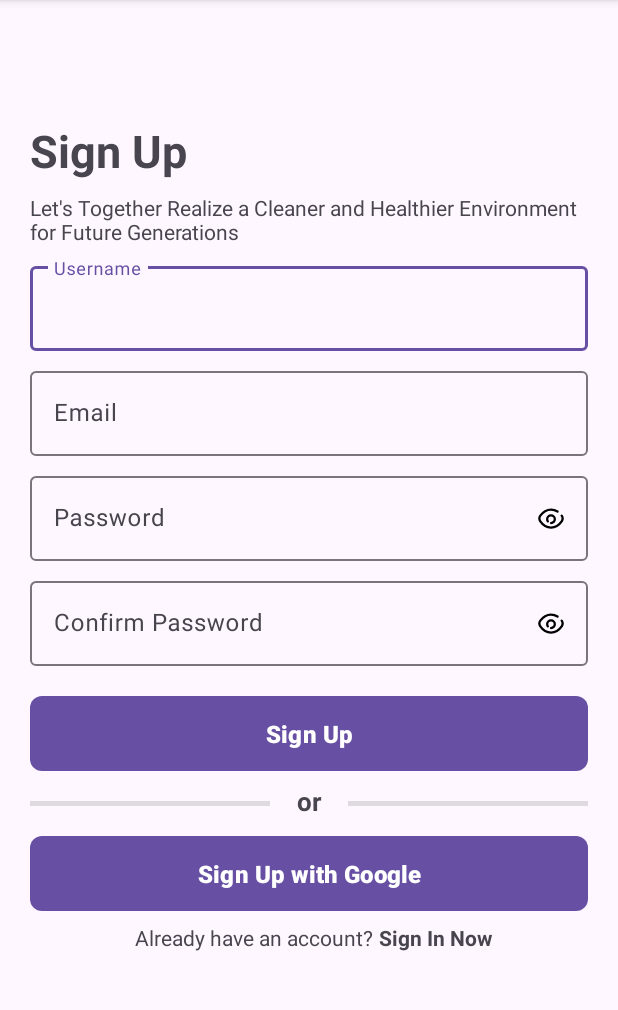
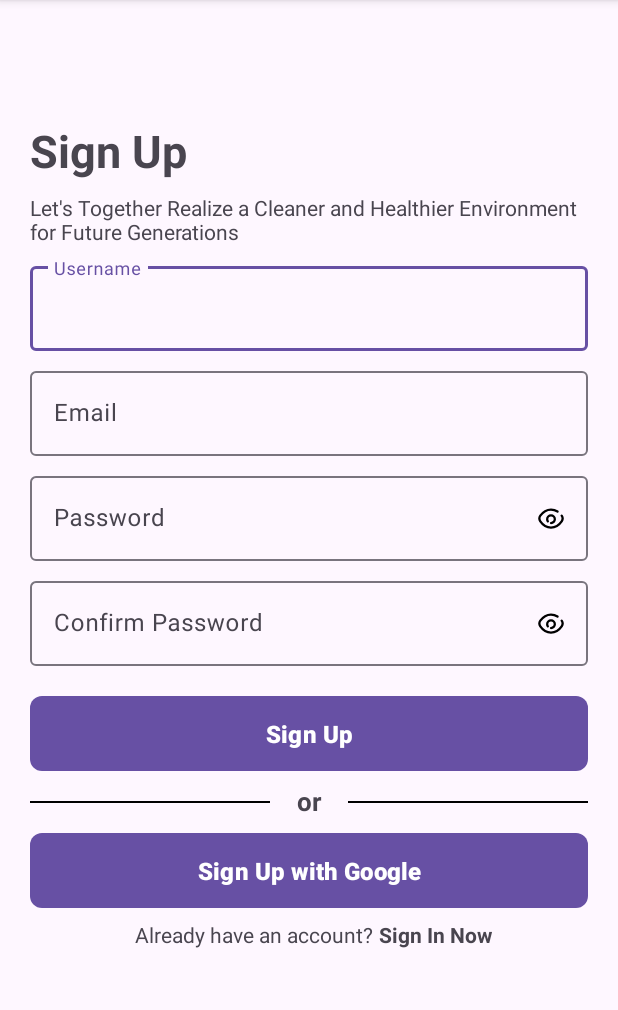
Before and after one commit to TatangMengkudu/BANGKIT-SOStainable, an Android app: the RegisterActivity screen opened directly, with no data from a screen before it, on a phone screen of 412 x 824 dp, the part 96-1106 px from its top. Run offline under Robolectric (Android 15) with nearby library versions, the phone set to English and light mode, and no system bars.

Commit message:
[MAIN] Improving the main layout

```diff
--- a/app/src/main/res/drawable/bottom_nav_background.xml
+++ b/app/src/main/res/drawable/bottom_nav_background.xml
@@ -1,8 +1,8 @@
 <?xml version="1.0" encoding="utf-8"?>
 <shape xmlns:android="http://schemas.android.com/apk/res/android">
-    <solid android:color="?android:attr/windowBackground" />
+    <solid android:color="@color/white" />
     <corners android:topLeftRadius="16dp"
         android:topRightRadius="16dp"/>
-    <stroke android:color="@color/black"
+    <stroke android:color="@color/textGreyColor"
         android:width="3dp"/>
 </shape>
--- a/app/src/main/res/drawable/custom_button.xml
+++ b/app/src/main/res/drawable/custom_button.xml
@@ -1,5 +1,5 @@
 <?xml version="1.0" encoding="utf-8"?>
 <shape xmlns:android="http://schemas.android.com/apk/res/android" android:shape="rectangle">
-    <solid android:color="@android:color/black" />
     <corners android:radius="8dp"/>
+    <solid android:color="@color/black" />
 </shape>
--- a/app/src/main/res/layout/activity_register.xml
+++ b/app/src/main/res/layout/activity_register.xml
@@ -142,10 +142,9 @@
     <View
         android:id="@+id/dividerLeft"
         android:layout_width="160dp"
-        android:layout_height="3dp"
+        android:layout_height="1dp"
         android:layout_marginTop="20dp"
-        android:background="?android:attr/listDivider"
-        android:backgroundTint="@color/black"
+        android:background="@color/black"
         app:layout_constraintStart_toStartOf="@+id/registerButton"
         app:layout_constraintTop_toBottomOf="@+id/registerButton" />
 
@@ -163,10 +162,9 @@
     <View
         android:id="@+id/dividerRight"
         android:layout_width="160dp"
-        android:layout_height="3dp"
+        android:layout_height="1dp"
         android:layout_marginTop="20dp"
-        android:background="?android:attr/listDivider"
-        android:backgroundTint="@color/black"
+        android:background="@color/black"
         app:layout_constraintEnd_toEndOf="@+id/registerButton"
         app:layout_constraintTop_toBottomOf="@+id/registerButton" />
 
--- a/app/src/main/res/menu/bottom_nav_menu.xml
+++ b/app/src/main/res/menu/bottom_nav_menu.xml
@@ -7,7 +7,6 @@
     <item
         android:id="@+id/navigation_create"
         android:icon="@drawable/create_icon"
-        android:enabled="false"
         android:title="" />
     <item
         android:id="@+id/navigation_dashboard"
--- a/gradle/libs.versions.toml
+++ b/gradle/libs.versions.toml
@@ -9,6 +9,8 @@ appcompat = "1.7.0"
 material = "1.12.0"
 activity = "1.9.0"
 constraintlayout = "2.1.4"
+navigationFragmentKtx = "2.7.7"
+navigationUiKtx = "2.7.7"
 
 [libraries]
 androidx-core-ktx = { group = "androidx.core", name = "core-ktx", version.ref = "coreKtx" }
@@ -19,6 +21,8 @@ androidx-appcompat = { group = "androidx.appcompat", name = "appcompat", version
 material = { group = "com.google.android.material", name = "material", version.ref = "material" }
 androidx-activity = { group = "androidx.activity", name = "activity", version.ref = "activity" }
 androidx-constraintlayout = { group = "androidx.constraintlayout", name = "constraintlayout", version.ref = "constraintlayout" }
+androidx-navigation-fragment-ktx = { group = "androidx.navigation", name = "navigation-fragment-ktx", version.ref = "navigationFragmentKtx" }
+androidx-navigation-ui-ktx = { group = "androidx.navigation", name = "navigation-ui-ktx", version.ref = "navigationUiKtx" }
 
 [plugins]
 android-application = { id = "com.android.application", version.ref = "agp" }
```
Also changed, not shown: app/build.gradle.kts (+9 -0 lines), app/src/main/res/layout/activity_login.xml (+4 -6 lines), app/src/main/res/layout/activity_main.xml (+10 -3 lines), app/src/main/res/values/strings.xml (+10 -1 lines).
